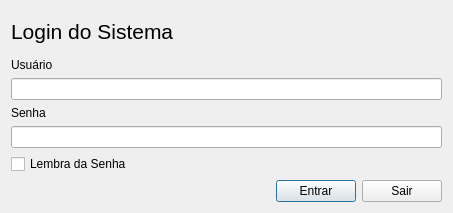
This is forms/dialog_login.ui in fernandordefaria/estoque as Qt 5 draws it before an edit. The edited form follows.
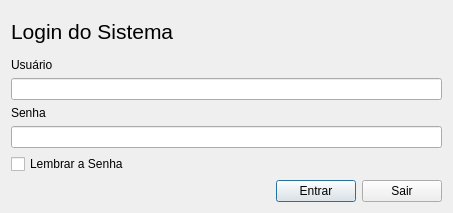
This is the edited form. Icons and pictures are not drawn.

The edit to the form file:
```diff
--- a/forms/dialog_login.ui
+++ b/forms/dialog_login.ui
@@ -61,7 +61,7 @@
      <item>
       <widget class="QCheckBox" name="checkBox">
        <property name="text">
-        <string>Lembra da Senha</string>
+        <string>Lembrar a Senha</string>
        </property>
       </widget>
      </item>
```
